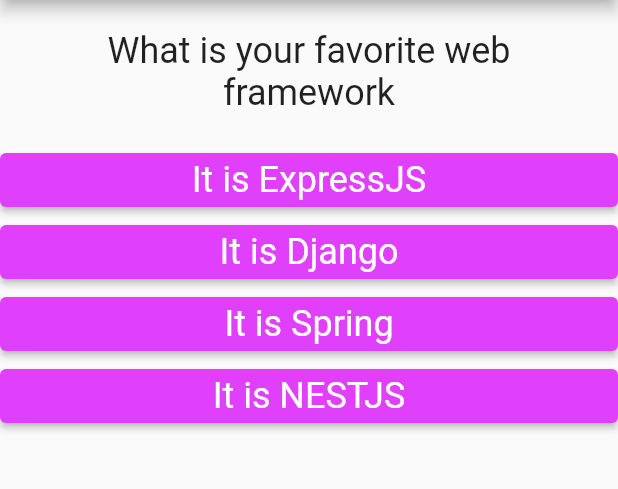
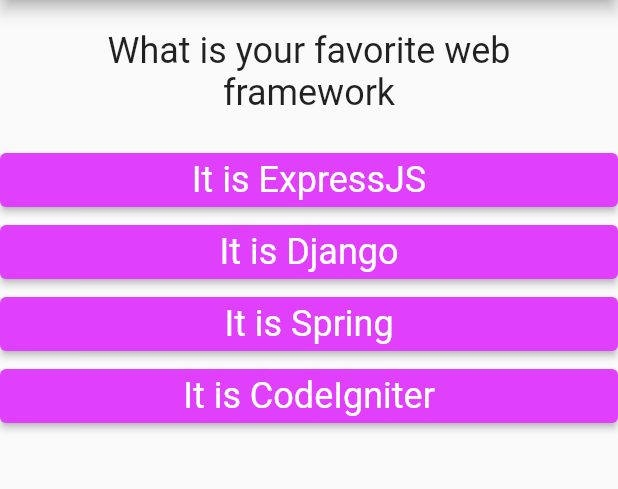
Before and after one commit to SBekzod/flutter_complete_guide, a Flutter app: the screen it shows after launch, after a tap on an icon or button, on a phone screen of 412 x 824 dp, the part 84-573 px from its top. Run offline on Flutter 3.47's test engine with Material 2 defaults, Android fonts, the phone set to English and light mode, and no system bars.

Commit message:
feat: SUPER IMPORTANT PART, working with complex data and providing handler with arguments on process

```diff
--- a/lib/answer.dart
+++ b/lib/answer.dart
@@ -17,9 +17,7 @@ class Answer extends StatelessWidget {
           textStyle: TextStyle(fontSize: 24),
         ),
         child: Text('It is ${this.answer}'),
-        onPressed: () => {
-          this.selectHandler('${this.answer}'),
-        },
+        onPressed: this.selectHandler,
       ),
     );
   }
--- a/lib/main.dart
+++ b/lib/main.dart
@@ -14,25 +14,42 @@ class MyApp extends StatefulWidget {
 
 class _MyAppState extends State<MyApp> {
   var _number = 0;
+  var totalScore = 0;
   final _question = [
     {
       'question': 'programming language',
-      'answers': ['NodeJS', 'Python', 'JAVA', 'PHP']
+      'answers': [
+        {'text': 'NodeJS', 'score': 10},
+        {'text': 'Python', 'score': 10},
+        {'text': 'JAVA', 'score': 7},
+        {'text': 'PHP', 'score': 7},
+      ]
     },
     {
       'question': 'web framework',
-      'answers': ['ExpressJS', 'Django', 'Spring', 'NESTJS']
+      'answers': [
+        {'text': 'ExpressJS', 'score': 9},
+        {'text': 'Django', 'score': 9},
+        {'text': 'Spring', 'score': 8},
+        {'text': 'CodeIgniter', 'score': 6},
+      ]
     },
     {
       'question': 'animals',
-      'answers': ['dog', 'horse', 'cat', 'another']
+      'answers': [
+        {'text': 'dog', 'score': 7},
+        {'text': 'horse', 'score': 6},
+        {'text': 'cat', 'score': 3},
+        {'text': 'another', 'score': 5},
+      ]
     }
   ];
 
-  void _gettingPressed(String type) {
+  void _gettingPressed(String type, int score) {
     print('The chosen answer is: $type');
     setState(() {
       this._number++;
+      this.totalScore += score;
       print('Question: ${this._number} was answered!');
     });
   }
@@ -40,7 +57,7 @@ class _MyAppState extends State<MyApp> {
   @override
   Widget build(BuildContext ctx) {
     var totalQuestions = this._question.length;
-    print('this is totalQuestions value: $totalQuestions');
+    // print('this is totalQuestions value: $totalQuestions');
 
     return MaterialApp(
       home: Scaffold(
@@ -52,7 +69,7 @@ class _MyAppState extends State<MyApp> {
                 number: this._number,
                 gettingPressed: this._gettingPressed,
                 question: this._question)
-            : Result(),
+            : Result(totalScore: this.totalScore),
       ),
     );
   }
--- a/lib/quiz.dart
+++ b/lib/quiz.dart
@@ -17,8 +17,11 @@ class Quiz extends StatelessWidget {
     return Column(
       children: <Widget>[
         Question(this.question[number]['question']),
-        ...(this.question[number]['answers'] as List<String>).map((ele) {
-          return Answer(this.gettingPressed, ele);
+        ...(this.question[number]['answers'] as List<Map<String, Object>>)
+            .map((answer) {
+          return Answer(
+              () => this.gettingPressed(answer['text'], answer['score']),
+              answer['text']);
         }).toList()
       ],
     );
--- a/lib/result.dart
+++ b/lib/result.dart
@@ -1,14 +1,22 @@
 import 'package:flutter/material.dart';
 
 class Result extends StatelessWidget {
+  final int totalScore;
+
+  Result({this.totalScore});
+
   @override
   Widget build(BuildContext context) {
     return Center(
-      child: Text(
-        'Congrats, You answered all of the question',
-        style: TextStyle(color: Colors.green, fontSize: 40),
-        textAlign: TextAlign.center,
-      ),
+      child: this.totalScore > 25
+          ? Text('Congrats, You are SUPER! ${this.totalScore}',
+              style: TextStyle(color: Colors.green, fontSize: 40),
+              textAlign: TextAlign.center)
+          : Text(
+              'You are so so with score ${this.totalScore}',
+              style: TextStyle(color: Colors.deepOrangeAccent, fontSize: 30),
+              textAlign: TextAlign.center,
+            ),
     );
   }
 }
```
